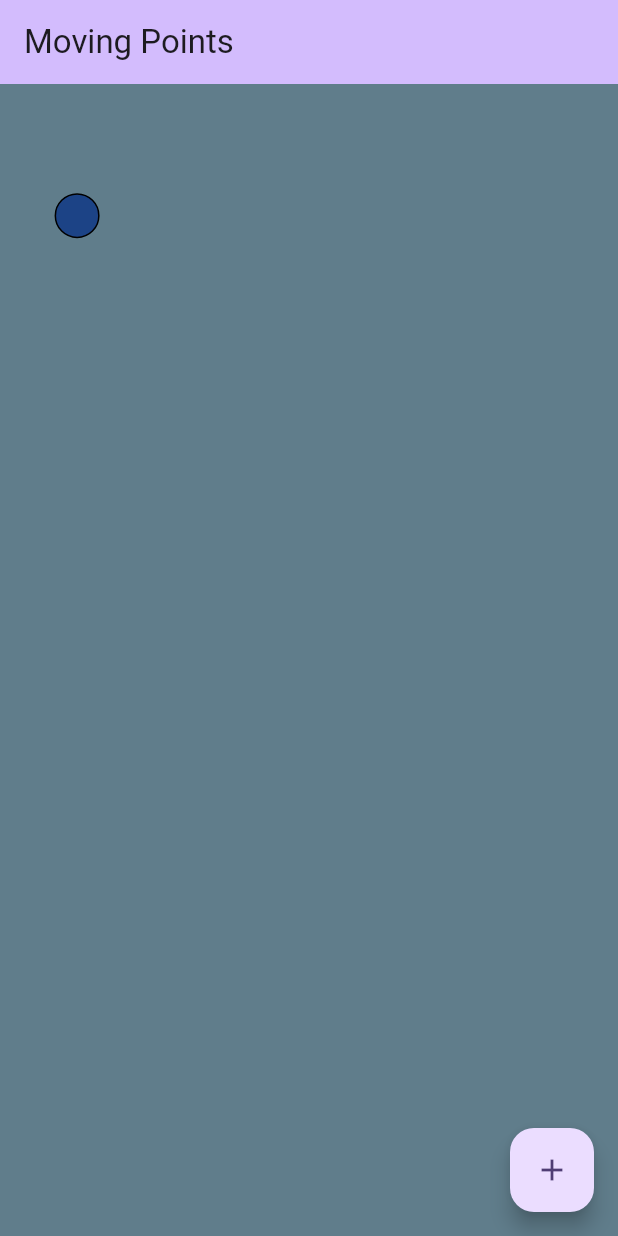
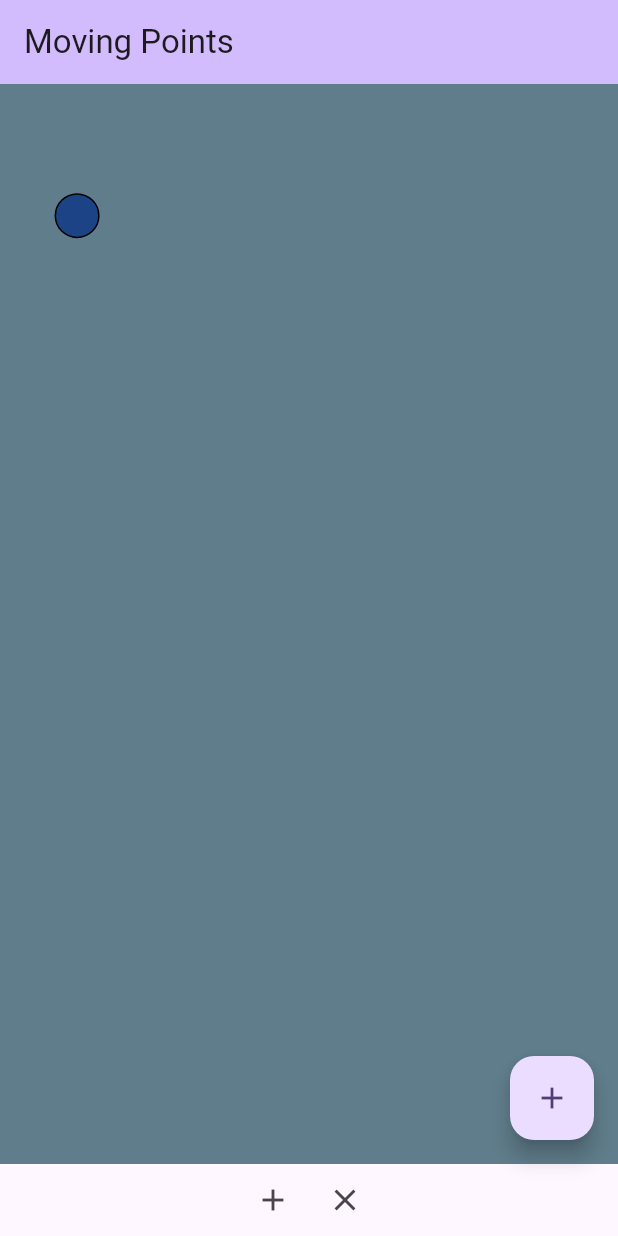
Before and after one commit to gillesbonnetpro/moving_points, a Flutter app: the screen it shows after launch, after a tap on the "add" icon, on a phone screen of 412 x 824 dp. Run offline on Flutter 3.47's test engine with Material 3 defaults, Android fonts, the light colour scheme and no system bars.

Commit message:
menu bottom scaffold

```diff
--- a/lib/main.dart
+++ b/lib/main.dart
@@ -72,8 +72,21 @@
     );
 
     for (var dataPoint in dataPointList) {
+      MovingPoint mp;
+
+      if (dataPointList.indexOf(dataPoint) > 0) {
+        mp = MovingPoint(
+          data: dataPoint,
+          previousData: dataPointList[dataPointList.indexOf(dataPoint) - 1],
+        );
+      } else {
+        mp = MovingPoint(
+          data: dataPoint,
+        );
+      }
+
       list.add(
-        MovingPoint(data: dataPoint),
+        mp,
       );
     }
 
@@ -98,6 +111,22 @@
           ),
         ),
       ),
+      bottomNavigationBar: Row(
+        mainAxisSize: MainAxisSize.max,
+        mainAxisAlignment: MainAxisAlignment.center,
+        children: [
+          IconButton(
+            onPressed: () => addDataPoint(),
+            icon: Icon(Icons.add),
+          ),
+          IconButton(
+            onPressed: () => setState(() {
+              dataPointList.clear();
+            }),
+            icon: Icon(Icons.close),
+          ),
+        ],
+      ),
       floatingActionButton: FloatingActionButton(
         onPressed: () => addDataPoint(),
         tooltip: 'add point',
--- a/lib/moving_point.dart
+++ b/lib/moving_point.dart
@@ -1,9 +1,12 @@
+import 'dart:async';
+
 import 'package:flutter/material.dart';
 import 'package:moving_points/data_point.dart';
 
 class MovingPoint extends StatefulWidget {
-  MovingPoint({super.key, required this.data});
+  MovingPoint({super.key, required this.data, this.previousData});
 
+  DataPoint? previousData;
   DataPoint data;
 
   @override
@@ -12,18 +15,40 @@ class MovingPoint extends StatefulWidget {
 
 class _MovingPointState extends State<MovingPoint> {
   late double pointSize;
+  bool fire = false;
+  late double prevX;
+  late double newX;
+  late double prevY;
+  late double newY;
 
   @override
   void initState() {
     pointSize = 30;
+    prevX = widget.previousData == null
+        ? widget.data.x - (pointSize / 2)
+        : widget.previousData!.x - (pointSize / 2);
+    prevY = widget.previousData == null
+        ? widget.data.y - (pointSize / 2)
+        : widget.previousData!.y - (pointSize / 2);
+    newX = widget.data.x - (pointSize / 2);
+    newY = widget.data.y - (pointSize / 2);
+
+    Timer(
+      const Duration(milliseconds: 250),
+      () => setState(() {
+        fire = true;
+      }),
+    );
+
     super.initState();
   }
 
   @override
   Widget build(BuildContext context) {
-    return Positioned(
-      left: widget.data.x - (pointSize / 2),
-      top: widget.data.y - (pointSize / 2),
+    return AnimatedPositioned(
+      left: fire ? newX : prevX,
+      top: fire ? newY : prevY,
+      duration: const Duration(seconds: 1),
       child: SizedBox(
         height: pointSize,
         width: pointSize,
```
